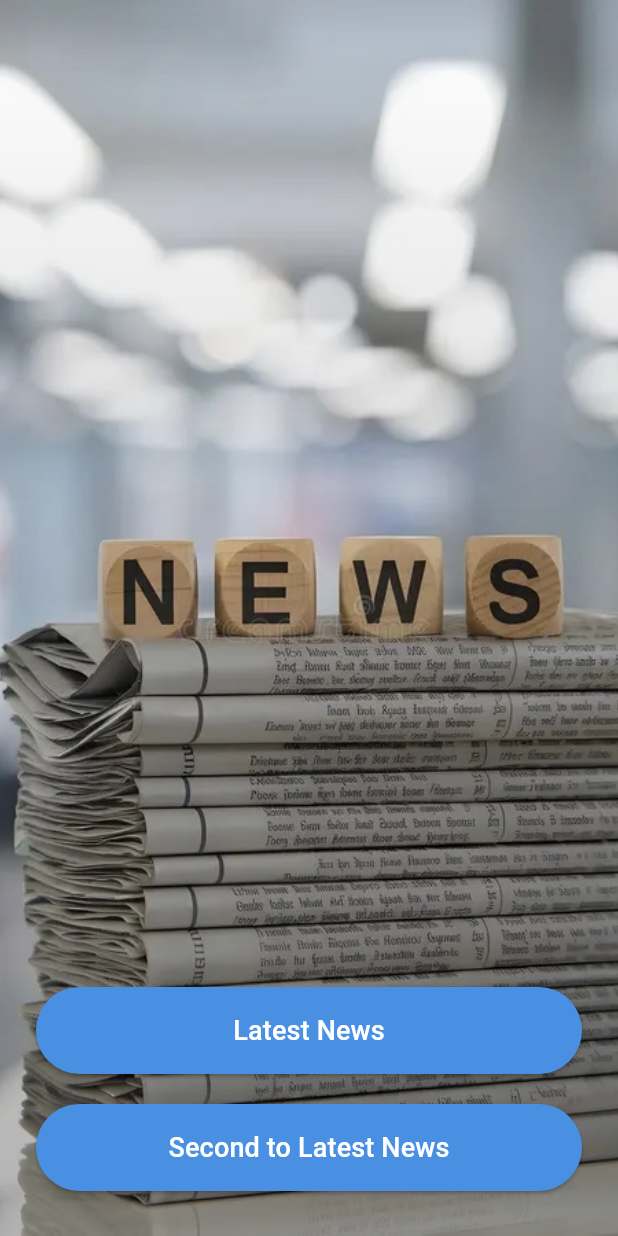
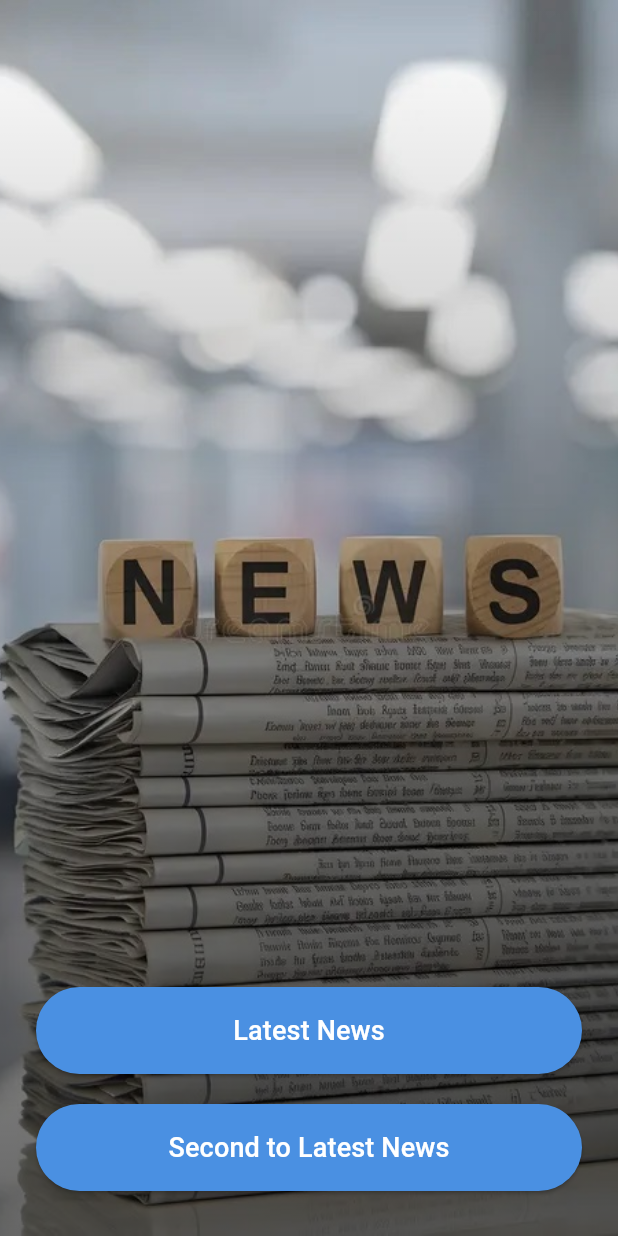
Before and after one commit to mysterI0s/SimpleNewsApplication, a Flutter app: the screen it shows after launch, after a tap on "Getting Started", on a phone screen of 412 x 824 dp. Run offline on Flutter 3.47's test engine with Material 3 defaults, Android fonts, the phone set to English and light mode, and no system bars; our stand-ins replace flutter_bloc; network calls fail.

Commit message:
did some mprovements

```diff
--- a/lib/screens/getting_started_screen.dart
+++ b/lib/screens/getting_started_screen.dart
@@ -1,6 +1,7 @@
 import 'package:flutter/material.dart';
 import 'package:new_project/screens/screens.dart';
 import 'package:new_project/widgets/custom_elevated_button.dart';
+import 'package:new_project/widgets/widgets.dart';
 
 class GettingStartedScreen extends StatelessWidget {
   const GettingStartedScreen({super.key});
@@ -16,19 +17,8 @@ class GettingStartedScreen extends StatelessWidget {
               fit: BoxFit.cover,
             ),
           ),
-          Positioned.fill(
-            child: Container(
-              decoration: BoxDecoration(
-                gradient: LinearGradient(
-                  colors: [
-                    Colors.black.withOpacity(0.6),
-                    Colors.transparent,
-                  ],
-                  begin: Alignment.bottomCenter,
-                  end: Alignment.topCenter,
-                ),
-              ),
-            ),
+          const Positioned.fill(
+            child: DecorationContainer(),
           ),
           Column(
             mainAxisAlignment: MainAxisAlignment.end,
--- a/lib/screens/home_screen.dart
+++ b/lib/screens/home_screen.dart
@@ -3,6 +3,7 @@ import 'package:flutter_bloc/flutter_bloc.dart';
 import 'package:new_project/cubit/cubit.dart';
 import 'package:new_project/screens/screens.dart';
 import 'package:new_project/widgets/custom_elevated_button.dart';
+import 'package:new_project/widgets/widgets.dart';
 
 class HomeScreen extends StatelessWidget {
   const HomeScreen({super.key});
@@ -18,20 +19,7 @@ class HomeScreen extends StatelessWidget {
               fit: BoxFit.cover,
             ),
           ),
-          Positioned.fill(
-            child: Container(
-              decoration: BoxDecoration(
-                gradient: LinearGradient(
-                  colors: [
-                    Colors.black.withOpacity(0.3),
-                    Colors.transparent,
-                  ],
-                  begin: Alignment.bottomCenter,
-                  end: Alignment.topCenter,
-                ),
-              ),
-            ),
-          ),
+          const Positioned.fill(child: DecorationContainer()),
           Padding(
             padding: const EdgeInsets.symmetric(horizontal: 24.0),
             child: Column(
--- /dev/null
+++ b/lib/widgets/decoration_container.dart
@@ -0,0 +1,21 @@
+import 'package:flutter/material.dart';
+
+class DecorationContainer extends StatelessWidget {
+  const DecorationContainer({super.key});
+
+  @override
+  Widget build(BuildContext context) {
+    return Container(
+      decoration: BoxDecoration(
+        gradient: LinearGradient(
+          colors: [
+            Colors.black.withOpacity(0.6),
+            Colors.transparent,
+          ],
+          begin: Alignment.bottomCenter,
+          end: Alignment.topCenter,
+        ),
+      ),
+    );
+  }
+}
--- a/lib/widgets/widgets.dart
+++ b/lib/widgets/widgets.dart
@@ -1,2 +1,3 @@
 export "custom_bottom_row.dart";
 export "custom_elevated_button.dart";
+export "decoration_container.dart";
```
Also changed, not shown: lib/screens/news_screen.dart (+13 -8 lines).
